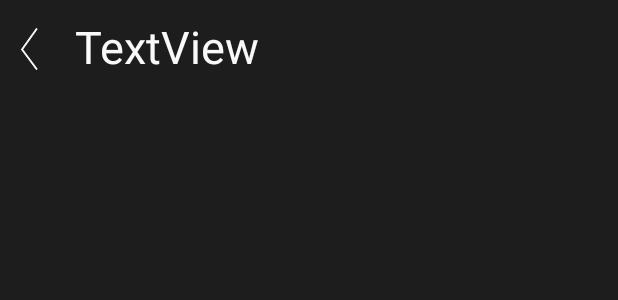
After one commit to nsd6803/YourDestiny, an Android app: the layout fragment_armor.xml on its own in the app's theme, with its tools: preview values and no code run, on a phone screen of 412 x 824 dp. The commit adds this screen. Shown: the top 300 px of the screen. Run offline under Robolectric (Android 15) with nearby library versions, the phone set to English and light mode, and no system bars.

Commit message:
new frags

```diff
--- a/app/src/main/java/com/example/yourdestiny/view/AppActivity.java
+++ b/app/src/main/java/com/example/yourdestiny/view/AppActivity.java
@@ -29,7 +29,7 @@ public class AppActivity extends AppCompatActivity {
         navView.setItemTextColor(ColorStateList.valueOf(ContextCompat.getColor(this, R.color.white)));
         AppBarConfiguration appBarConfiguration = new AppBarConfiguration.Builder(
                 R.id.navigation_guides, R.id.navigation_collection, R.id.navigation_buildcraft,
-                R.id.navigation_triumph, R.id.navigation_profile)
+                R.id.navigation_triumph, R.id.navigation_profile, R.id.navigation_collection, R.id.navigation_armor, R.id.navigation_new)
                 .build();
         NavController navController = Navigation.findNavController(this, R.id.nav_host_fragment_activity_app);
         NavigationUI.setupWithNavController(binding.navView, navController);
--- /dev/null
+++ b/app/src/main/res/layout/fragment_armor.xml
@@ -0,0 +1,40 @@
+<?xml version="1.0" encoding="utf-8"?>
+<FrameLayout xmlns:android="http://schemas.android.com/apk/res/android"
+    xmlns:app="http://schemas.android.com/apk/res-auto"
+    xmlns:tools="http://schemas.android.com/tools"
+    android:layout_width="match_parent"
+    android:layout_height="match_parent"
+    tools:context=".view.ui.collection.ArmorFragment"
+    android:background="@color/black">
+
+    <androidx.constraintlayout.widget.ConstraintLayout
+        android:layout_width="match_parent"
+        android:layout_height="match_parent">
+
+        <ImageView
+            android:id="@+id/imageView32"
+            android:layout_width="39dp"
+            android:layout_height="37dp"
+            android:layout_marginEnd="11dp"
+            app:layout_constraintBottom_toBottomOf="parent"
+            app:layout_constraintEnd_toStartOf="@+id/title_6"
+            app:layout_constraintStart_toStartOf="parent"
+            app:layout_constraintTop_toTopOf="parent"
+            app:layout_constraintVertical_bias="0.018"
+            app:srcCompat="@drawable/back" />
+
+        <TextView
+            android:id="@+id/title_6"
+            android:layout_width="185dp"
+            android:layout_height="54dp"
+            android:layout_marginTop="4dp"
+            android:gravity="center|start"
+            android:text="TextView"
+            android:textColor="@color/white"
+            android:textSize="30sp"
+            app:layout_constraintEnd_toEndOf="parent"
+            app:layout_constraintHorizontal_bias="0.221"
+            app:layout_constraintStart_toStartOf="parent"
+            app:layout_constraintTop_toTopOf="parent" />
+    </androidx.constraintlayout.widget.ConstraintLayout>
+</FrameLayout>
```
Also changed, not shown: app/src/main/java/com/example/yourdestiny/view/ui/collection/ArmorFragment.java (added, +45 -0 lines), app/src/main/java/com/example/yourdestiny/view/ui/collection/CollectionFragment.java (+25 -0 lines), app/src/main/java/com/example/yourdestiny/view/ui/collection/NewFragment.java (added, +51 -0 lines), app/src/main/java/com/example/yourdestiny/view/ui/collection/WeaponFragment.java (added, +47 -0 lines), app/src/main/res/layout/fragment_new.xml (added, +40 -0 lines), app/src/main/res/layout/fragment_weapon.xml (added, +40 -0 lines), app/src/main/res/navigation/mobile_navigation.xml (+42 -1 lines).
